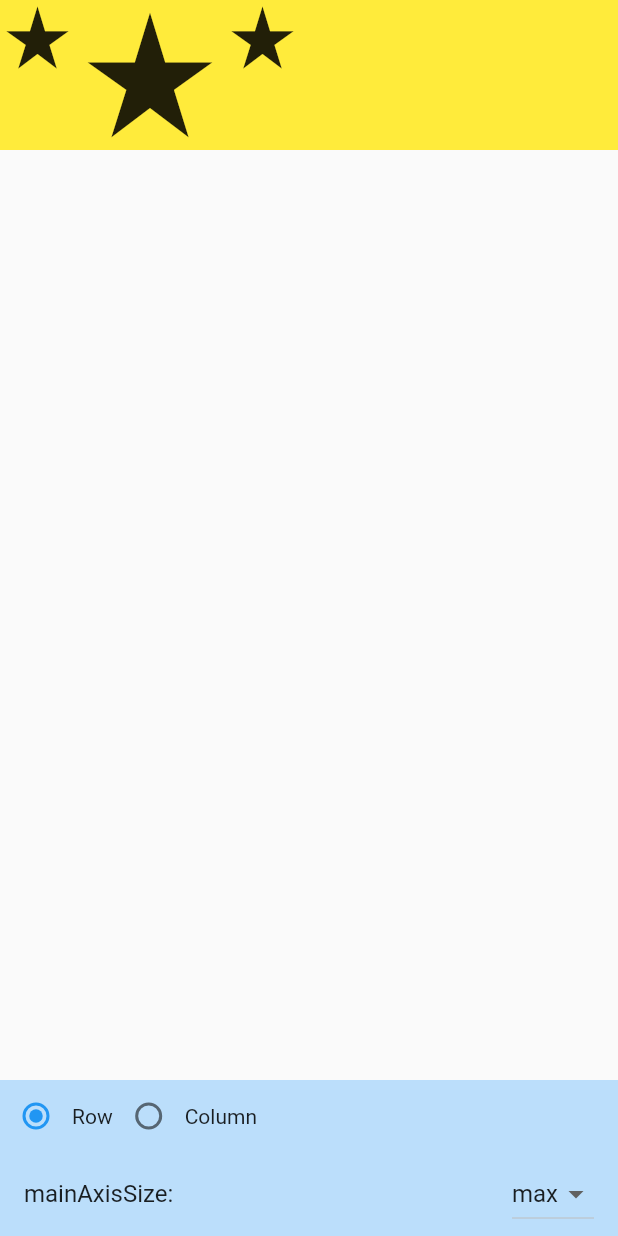
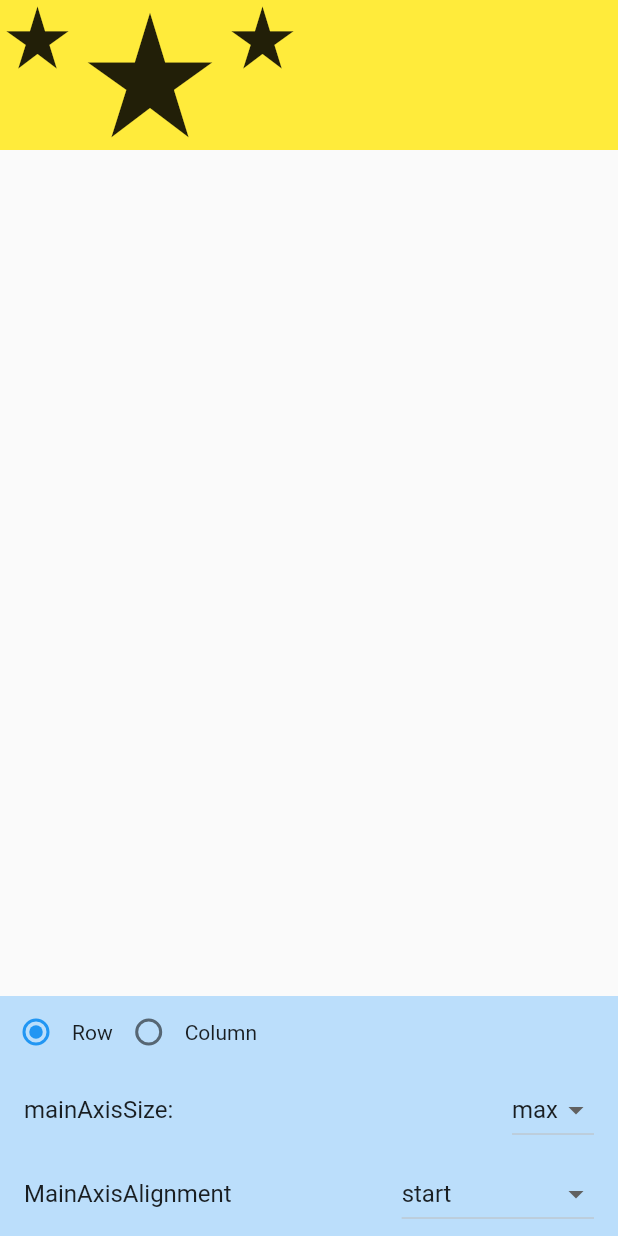
Before and after one commit to Bill-Zuckuberg/lt_raw_colum, a Flutter app: the screen it shows after launch, on a phone screen of 412 x 824 dp. Run offline on Flutter 3.47's test engine with Material 2 defaults, Android fonts, the light colour scheme and no system bars.

Commit message:
added mainAxisAlignment button

```diff
--- a/lib/main.dart
+++ b/lib/main.dart
@@ -113,6 +113,26 @@ class _LayOutControllerState extends State<LayOutController> {
                     .toList(),
               ),
             ),
+            ListTile(
+              title: const Text("MainAxisAlignment"),
+              trailing: DropdownButton<MainAxisAlignment>(
+                value: _mainAxisAlignment,
+                onChanged: (MainAxisAlignment? newVal) {
+                  if (newVal != null) {
+                    setState(() {
+                      _mainAxisAlignment = newVal;
+                    });
+                  }
+                },
+                items: MainAxisAlignment.values
+                    .map((MainAxisAlignment Val) => DropdownMenuItem(
+                          value: Val,
+                          child: Text(Val.toString()
+                              .substring('MainAxisAlignment.'.length)),
+                        ))
+                    .toList(),
+              ),
+            ),
           ],
         ),
       );
```
